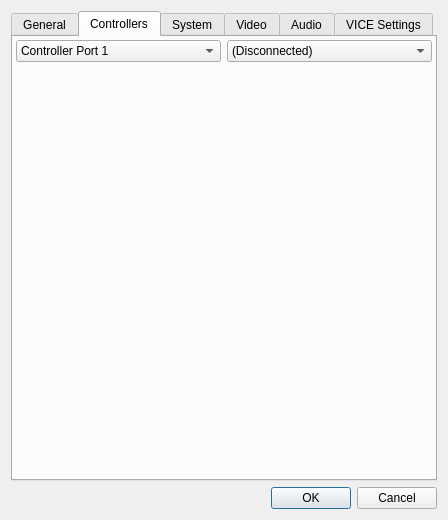
Old version of the form apps/ide/emulator/emulatorprefsdialog.ui in the repository christopherpow/nesicide.
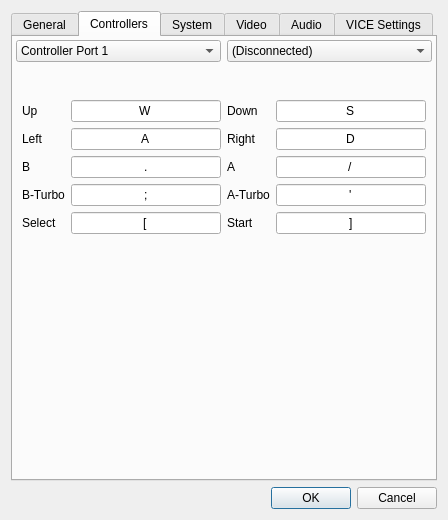
New version of the form. The open tabs and pages were chosen to show the change. Icons and pictures are not drawn. Custom widgets are drawn as their Qt base class.

Commit message: Adding turbo controller. Adding sound to mapper 24.

What changed in the file:
```diff
--- a/apps/ide/emulator/emulatorprefsdialog.ui
+++ b/apps/ide/emulator/emulatorprefsdialog.ui
@@ -98,7 +98,7 @@
           <enum>QFrame::Plain</enum>
          </property>
          <property name="currentIndex">
-          <number>0</number>
+          <number>2</number>
          </property>
          <widget class="QWidget" name="noControllerPage"/>
          <widget class="QWidget" name="standardControllerPage">
@@ -343,6 +343,297 @@
            </item>
           </layout>
          </widget>
+         <widget class="QWidget" name="turboControllerPage">
+          <layout class="QGridLayout" name="gridLayout_28">
+           <item row="0" column="0">
+            <widget class="QLabel" name="label_22">
+             <property name="text">
+              <string/>
+             </property>
+             <property name="pixmap">
+              <pixmap resource="../resource.qrc">:/resources/turbo_ver01_by_ogr.png</pixmap>
+             </property>
+            </widget>
+           </item>
+           <item row="1" column="0">
+            <layout class="QGridLayout" name="gridLayout_27">
+             <item row="0" column="0">
+              <widget class="QLabel" name="label_45">
+               <property name="text">
+                <string>Up</string>
+               </property>
+              </widget>
+             </item>
+             <item row="0" column="1">
+              <widget class="QKeymapItemEdit" name="upKeyTurbo">
+               <property name="text">
+                <string>W</string>
+               </property>
+               <property name="frame">
+                <bool>true</bool>
+               </property>
+               <property name="echoMode">
+                <enum>QLineEdit::Normal</enum>
+               </property>
+               <property name="alignment">
+                <set>Qt::AlignCenter</set>
+               </property>
+               <property name="readOnly">
+                <bool>false</bool>
+               </property>
+              </widget>
+             </item>
+             <item row="0" column="2">
+              <widget class="QLabel" name="label_46">
+               <property name="text">
+                <string>Down</string>
+               </property>
+              </widget>
+             </item>
+             <item row="0" column="3">
+              <widget class="QKeymapItemEdit" name="downKeyTurbo">
+               <property name="text">
+                <string>S</string>
+               </property>
+               <property name="frame">
+                <bool>true</bool>
+               </property>
+               <property name="echoMode">
+                <enum>QLineEdit::Normal</enum>
+               </property>
+               <property name="alignment">
+                <set>Qt::AlignCenter</set>
+               </property>
+               <property name="readOnly">
+                <bool>false</bool>
+               </property>
+              </widget>
+             </item>
+             <item row="1" column="0">
+              <widget class="QLabel" name="label_47">
+               <property name="text">
+                <string>Left</string>
+               </property>
+              </widget>
+             </item>
+             <item row="1" column="1">
+              <widget class="QKeymapItemEdit" name="leftKeyTurbo">
+               <property name="text">
+                <string>A</string>
+               </property>
+               <property name="frame">
+                <bool>true</bool>
+               </property>
+               <property name="echoMode">
+                <enum>QLineEdit::Normal</enum>
+               </property>
+               <property name="alignment">
+                <set>Qt::AlignCenter</set>
+               </property>
+               <property name="readOnly">
+                <bool>false</bool>
+               </property>
+              </widget>
+             </item>
+             <item row="1" column="2">
+              <widget class="QLabel" name="label_48">
+               <property name="text">
+                <string>Right</string>
+               </property>
+              </widget>
+             </item>
+             <item row="1" column="3">
+              <widget class="QKeymapItemEdit" name="rightKeyTurbo">
+               <property name="text">
+                <string>D</string>
+               </property>
+               <property name="frame">
+                <bool>true</bool>
+               </property>
+               <property name="echoMode">
+                <enum>QLineEdit::Normal</enum>
+               </property>
+               <property name="alignment">
+                <set>Qt::AlignCenter</set>
+               </property>
+               <property name="readOnly">
+                <bool>false</bool>
+               </property>
+              </widget>
+             </item>
+             <item row="2" column="1">
+              <widget class="QKeymapItemEdit" name="bKeyTurbo">
+               <property name="text">
+                <string>.</string>
+               </property>
+               <property name="frame">
+                <bool>true</bool>
+               </property>
+               <property name="echoMode">
+                <enum>QLineEdit::Normal</enum>
+               </property>
+               <property name="alignment">
+                <set>Qt::AlignCenter</set>
+               </property>
+               <property name="readOnly">
+                <bool>false</bool>
+               </property>
+              </widget>
+             </item>
+             <item row="2" column="3">
+              <widget class="QKeymapItemEdit" name="aKeyTurbo">
+               <property name="text">
+                <string>/</string>
+               </property>
+               <property name="frame">
+                <bool>true</bool>
+               </property>
+               <property name="echoMode">
+                <enum>QLineEdit::Normal</enum>
+               </property>
+               <property name="alignment">
+                <set>Qt::AlignCenter</set>
+               </property>
+               <property name="readOnly">
+                <bool>false</bool>
+               </property>
+              </widget>
+             </item>
+             <item row="2" column="0">
+              <widget class="QLabel" name="label_49">
+               <property name="text">
+                <string>B</string>
+               </property>
+              </widget>
+             </item>
+             <item row="2" column="2">
+              <widget class="QLabel" name="label_50">
+               <property name="text">
+                <string>A</string>
+               </property>
+              </widget>
+             </item>
+             <item row="3" column="0">
+              <widget class="QLabel" name="label_51">
+               <property name="text">
+                <string>B-Turbo</string>
+               </property>
+              </widget>
+             </item>
+             <item row="3" column="2">
+              <widget class="QLabel" name="label_52">
+               <property name="text">
+                <string>A-Turbo</string>
+               </property>
+              </widget>
+             </item>
+             <item row="4" column="0">
+              <widget class="QLabel" name="label_53">
+               <property name="text">
+                <string>Select</string>
+               </property>
+              </widget>
+             </item>
+             <item row="4" column="1">
+              <widget class="QKeymapItemEdit" name="selectKeyTurbo">
+               <property name="text">
+                <string>[</string>
+               </property>
+               <property name="frame">
+                <bool>true</bool>
+               </property>
+               <property name="echoMode">
+                <enum>QLineEdit::Normal</enum>
+               </property>
+               <property name="alignment">
+                <set>Qt::AlignCenter</set>
+               </property>
+               <property name="readOnly">
+                <bool>false</bool>
+               </property>
+              </widget>
+             </item>
+             <item row="4" column="3">
+              <widget class="QKeymapItemEdit" name="startKeyTurbo">
+               <property name="text">
+                <string>]</string>
+               </property>
+               <property name="frame">
+                <bool>true</bool>
+               </property>
+               <property name="echoMode">
+                <enum>QLineEdit::Normal</enum>
+               </property>
+               <property name="alignment">
+                <set>Qt::AlignCenter</set>
+               </property>
+               <property name="readOnly">
+                <bool>false</bool>
+               </property>
+              </widget>
+             </item>
+             <item row="4" column="2">
+              <widget class="QLabel" name="label_54">
+               <property name="text">
+                <string>Start</string>
+               </property>
+              </widget>
+             </item>
+             <item row="3" column="1">
+              <widget class="QKeymapItemEdit" name="bTurboKeyTurbo">
+               <property name="text">
+                <string>;</string>
+               </property>
+               <property name="frame">
+                <bool>true</bool>
+               </property>
+               <property name="echoMode">
+                <enum>QLineEdit::Normal</enum>
+               </property>
+               <property name="alignment">
+                <set>Qt::AlignCenter</set>
+               </property>
+               <property name="readOnly">
+                <bool>false</bool>
+               </property>
+              </widget>
+             </item>
+             <item row="3" column="3">
+              <widget class="QKeymapItemEdit" name="aTurboKeyTurbo">
+               <property name="text">
+                <string>'</string>
+               </property>
+               <property name="frame">
+                <bool>true</bool>
+               </property>
+               <property name="echoMode">
+                <enum>QLineEdit::Normal</enum>
+               </property>
+               <property name="alignment">
+                <set>Qt::AlignCenter</set>
+               </property>
+               <property name="readOnly">
+                <bool>false</bool>
+               </property>
+              </widget>
+             </item>
+            </layout>
+           </item>
+           <item row="2" column="0">
+            <spacer name="verticalSpacer_5">
+             <property name="orientation">
+              <enum>Qt::Vertical</enum>
+             </property>
+             <property name="sizeHint" stdset="0">
+              <size>
+               <width>20</width>
+               <height>40</height>
+              </size>
+             </property>
+            </spacer>
+           </item>
+          </layout>
+         </widget>
          <widget class="QWidget" name="zapperPage">
           <layout class="QGridLayout" name="gridLayout_12">
            <item row="0" column="0">
```
Left out of the diff: 31 changed lines with no effect on the pictures. The commit also changes 37 other files.
